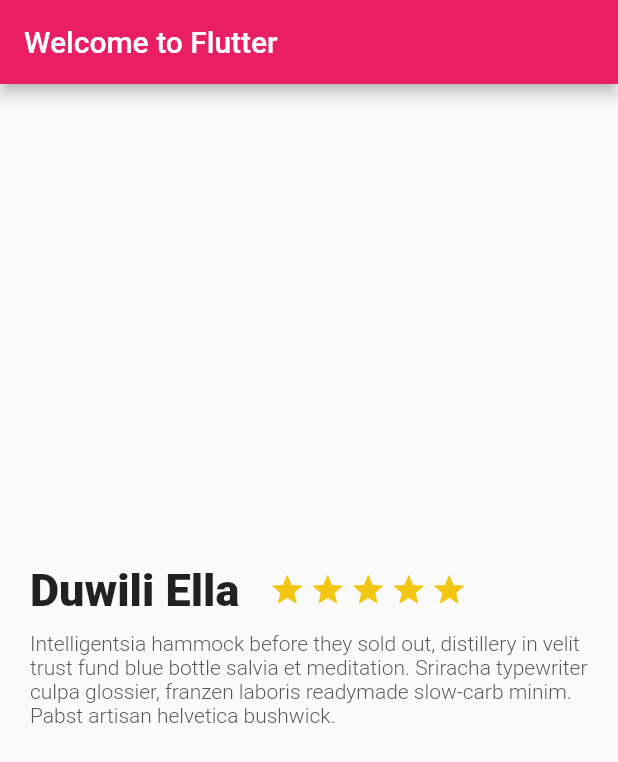
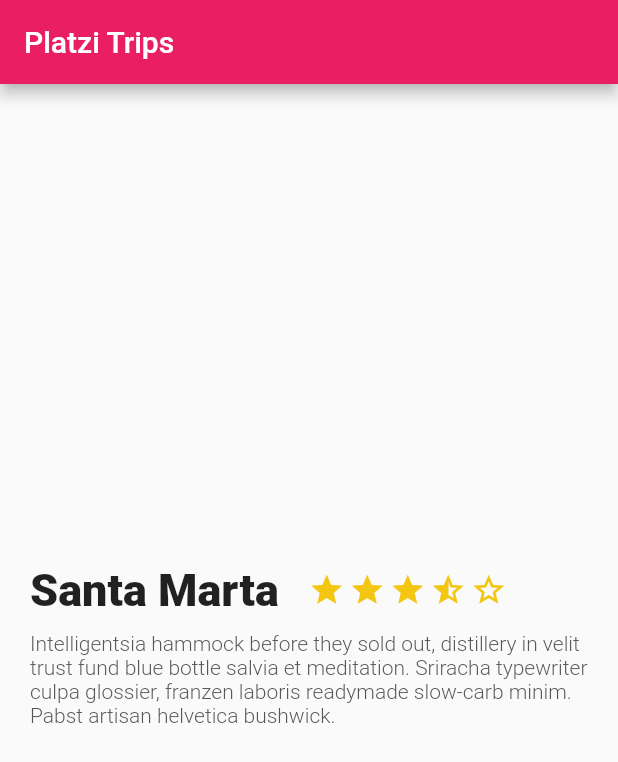
Before and after one commit to Yenniferh/Platzi-Trips, a Flutter app: the screen it shows after launch, on a phone screen of 412 x 824 dp. Shown: the top 762 px of the screen. Run offline on Flutter 3.47's test engine with Material 2 defaults, Android fonts, the phone set to English and light mode, and no system bars.

Commit message:
Stars style

```diff
--- a/lib/description_place.dart
+++ b/lib/description_place.dart
@@ -2,11 +2,31 @@ import 'package:flutter/material.dart';
 
 class DescriptionPlace extends StatelessWidget {
   // ignore: non_constant_identifier_names
-  String dummyText = 'Intelligentsia hammock before they sold out, distillery in velit trust fund blue bottle salvia et meditation. '
-      'Sriracha typewriter culpa glossier, franzen laboris readymade slow-carb minim. Pabst artisan helvetica bushwick. ';
+
+  String namePlace;
+  int stars;
+  String descriptionPlace;
+
+  DescriptionPlace(this.namePlace,this.stars,this.descriptionPlace);
 
   @override
   Widget build(BuildContext context) {
+
+    final star_border = Container(
+      margin: EdgeInsets.only(
+        top: 320.0,
+        right: 3.0,
+      ),
+      child: Icon(Icons.star_border, color: Color(0xfff2c611),),
+    );
+
+    final star_half= Container(
+      margin: EdgeInsets.only(
+        top: 320.0,
+        right: 3.0,
+      ),
+      child: Icon(Icons.star_half, color: Color(0xfff2c611),),
+    );
 
     final star = Container(
       margin: EdgeInsets.only(
@@ -25,7 +45,7 @@ class DescriptionPlace extends StatelessWidget {
             right: 20.0,
           ),
           child: Text(
-            'Duwili Ella',
+            namePlace,
             style: TextStyle(
               fontSize: 30.0,
               fontWeight: FontWeight.w900,
@@ -38,8 +58,8 @@ class DescriptionPlace extends StatelessWidget {
             star,
             star,
             star,
-            star,
-            star,
+            star_half,
+            star_border,
           ],
         )
       ],
@@ -51,7 +71,7 @@ class DescriptionPlace extends StatelessWidget {
         right: 20.0,
         left: 20.0,
       ),
-      child: new Text( dummyText,
+      child: new Text( descriptionPlace,
         textAlign: TextAlign.left,
         style: TextStyle(
           fontSize: 14.0,
--- a/lib/main.dart
+++ b/lib/main.dart
@@ -5,8 +5,12 @@ void main() => runApp(MyApp());
 
 class MyApp extends StatelessWidget {
   // This widget is the root of your application.
+  String dummyText = 'Intelligentsia hammock before they sold out, distillery in velit trust fund blue bottle salvia et meditation. '
+      'Sriracha typewriter culpa glossier, franzen laboris readymade slow-carb minim. Pabst artisan helvetica bushwick. ';
+
   @override
   Widget build(BuildContext context) {
+
     return MaterialApp(
       title: 'Flutter Demo',
       theme: ThemeData(
@@ -14,9 +18,9 @@ class MyApp extends StatelessWidget {
       ),
       home: Scaffold(
         appBar: AppBar(
-          title: Text('Welcome to Flutter'),
+          title: Text('Platzi Trips'),
         ),
-        body: new DescriptionPlace(),
+        body: new DescriptionPlace('Santa Marta', 4, dummyText),
       )
     );
   }
```
